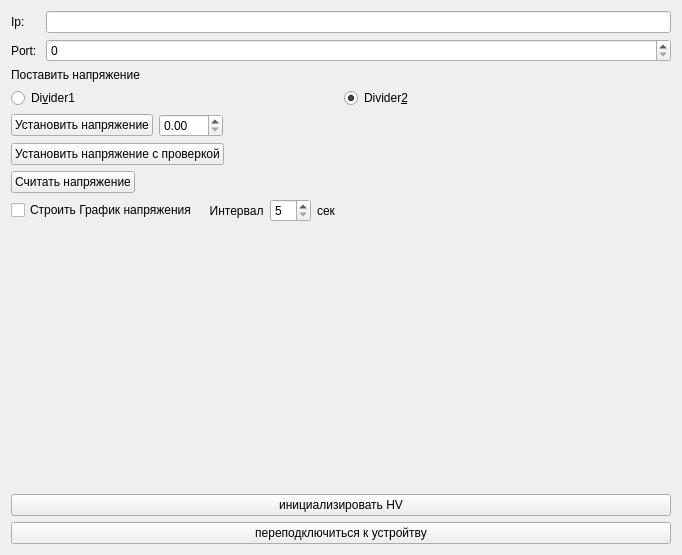
Before: the Qt Designer form CamacClient/hvhandlerform.ui in kapot65/online, drawn with Qt 5.
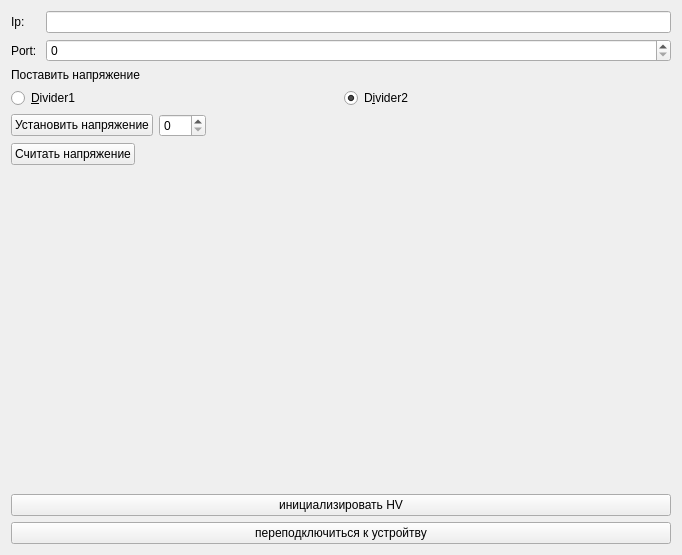
After: the same form once the commit is applied.

Commit message:
Merge branch 'master' of https://bitbucket.org/Kapot/online
Conflicts:
	CamacClient/hvhandlerform.ui

What changed in the file:
```diff
--- a/CamacClient/hvhandlerform.ui
+++ b/CamacClient/hvhandlerform.ui
@@ -62,14 +62,14 @@
           <bool>true</bool>
          </property>
          <property name="text">
-          <string>Di&amp;vider1</string>
+          <string>&amp;Divider1</string>
          </property>
         </widget>
        </item>
        <item>
         <widget class="QRadioButton" name="block2Button">
          <property name="text">
-          <string>Divider&amp;2</string>
+          <string>D&amp;ivider2</string>
          </property>
          <property name="checked">
           <bool>true</bool>
@@ -89,6 +89,9 @@
        </item>
        <item>
         <widget class="QDoubleSpinBox" name="voltageBox">
+         <property name="decimals">
+          <number>0</number>
+         </property>
          <property name="maximum">
           <double>800.000000000000000</double>
          </property>
@@ -109,30 +112,6 @@
        </item>
       </layout>
      </item>
-     <item>
-      <layout class="QHBoxLayout" name="horizontalLayout_3">
-       <item>
-        <widget class="QPushButton" name="setHVAndCheckButton">
-         <property name="text">
-          <string>Установить напряжение с проверкой</string>
-         </property>
-        </widget>
-       </item>
-       <item>
-        <spacer name="horizontalSpacer_4">
-         <property name="orientation">
-          <enum>Qt::Horizontal</enum>
-         </property>
-         <property name="sizeHint" stdset="0">
-          <size>
-           <width>40</width>
-           <height>20</height>
-          </size>
-         </property>
-        </spacer>
-       </item>
-      </layout>
-     </item>
      <item>
       <layout class="QHBoxLayout" name="horizontalLayout_6">
        <item>
@@ -157,51 +136,6 @@
        </item>
       </layout>
      </item>
-     <item>
-      <layout class="QHBoxLayout" name="horizontalLayout_2">
-       <item>
-        <widget class="QCheckBox" name="monitorVoltmeterBox">
-         <property name="text">
-          <string>Строить График напряжения</string>
-         </property>
-        </widget>
-       </item>
-       <item>
-        <widget class="QLabel" name="label_2">
-         <property name="text">
-          <string>  Интервал</string>
-         </property>
-        </widget>
-       </item>
-       <item>
-        <widget class="QSpinBox" name="monitorIntervalBox">
-         <property name="minimum">
-          <number>5</number>
-         </property>
-        </widget>
-       </item>
-       <item>
-        <widget class="QLabel" name="label_5">
-         <property name="text">
-          <string>сек</string>
-         </property>
-        </widget>
-       </item>
-       <item>
-        <spacer name="horizontalSpacer_3">
-         <property name="orientation">
-          <enum>Qt::Horizontal</enum>
-         </property>
-         <property name="sizeHint" stdset="0">
-          <size>
-           <width>40</width>
-           <height>20</height>
-          </size>
-         </property>
-        </spacer>
-       </item>
-      </layout>
-     </item>
     </layout>
    </item>
    <item>
```
Left out of the diff: 1 changed line with no effect on the pictures.
